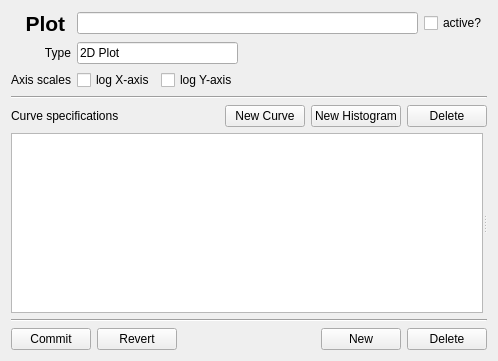
Above: copasi/plotUI/CQPlotSubwidget.ui from copasi/COPASI before the change. Below: the same form after it.
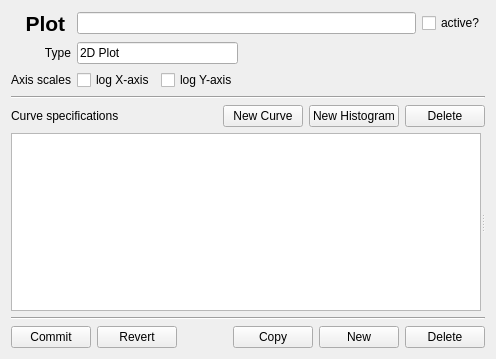
That is the form after the change. Custom widgets are drawn as their Qt base class.

Commit message: Fixed Bug 2023: Copy missing on Plots -added and implemented a copy button

```diff
--- a/copasi/plotUI/CQPlotSubwidget.ui
+++ b/copasi/plotUI/CQPlotSubwidget.ui
@@ -12,8 +12,8 @@
    <rect>
     <x>0</x>
     <y>0</y>
-    <width>498</width>
-    <height>361</height>
+    <width>496</width>
+    <height>359</height>
    </rect>
   </property>
   <property name="windowTitle">
@@ -229,6 +229,13 @@
        </property>
       </spacer>
      </item>
+     <item>
+      <widget class="QPushButton" name="copyPlotButton">
+       <property name="text">
+        <string>Copy</string>
+       </property>
+      </widget>
+     </item>
      <item>
       <widget class="QPushButton" name="addPlotButton">
        <property name="text">
```
Left out of the diff: 60 changed lines with no effect on the pictures. The commit also changes 3 other files.
